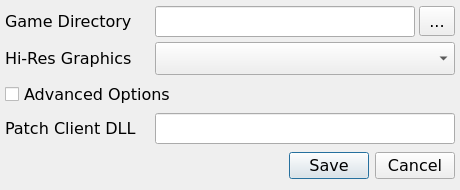
Old version of the form PyLotROLauncher/ui/winSettingsNative.ui in the repository JuneStepp/OneLauncher.
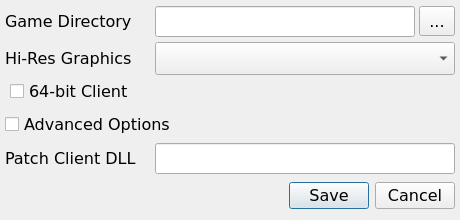
New version of the form.

Commit message: Added 64-bit client check box to native settings ui

Patch:
```diff
--- a/PyLotROLauncher/ui/winSettingsNative.ui
+++ b/PyLotROLauncher/ui/winSettingsNative.ui
@@ -4,12 +4,12 @@
   <property name="windowModality" >
    <enum>Qt::ApplicationModal</enum>
   </property>
-  <property name="geometry" >
+  <property name="geometry">
    <rect>
     <x>0</x>
     <y>0</y>
     <width>460</width>
-    <height>190</height>
+    <height>220</height>
    </rect>
   </property>
   <property name="font" >
@@ -24,11 +24,11 @@
   <property name="modal" >
    <bool>true</bool>
   </property>
-  <widget class="QDialogButtonBox" name="btnBoxOptions" >
-   <property name="geometry" >
+  <widget class="QDialogButtonBox" name="btnBoxOptions">
+   <property name="geometry">
     <rect>
      <x>5</x>
-     <y>150</y>
+     <y>180</y>
      <width>450</width>
      <height>32</height>
     </rect>
@@ -99,11 +99,11 @@
     </rect>
    </property>
   </widget>
-  <widget class="QCheckBox" name="chkAdvanced" >
-   <property name="geometry" >
+  <widget class="QCheckBox" name="chkAdvanced">
+   <property name="geometry">
     <rect>
      <x>5</x>
-     <y>80</y>
+     <y>110</y>
      <width>280</width>
      <height>28</height>
     </rect>
@@ -115,21 +115,21 @@
     <bool>false</bool>
    </property>
   </widget>
-  <widget class="QLineEdit" name="txtPatchClient" >
-   <property name="geometry" >
+  <widget class="QLineEdit" name="txtPatchClient">
+   <property name="geometry">
     <rect>
      <x>155</x>
-     <y>113</y>
+     <y>143</y>
      <width>300</width>
      <height>31</height>
     </rect>
    </property>
   </widget>
-  <widget class="QLabel" name="lblPatchClient" >
-   <property name="geometry" >
+  <widget class="QLabel" name="lblPatchClient">
+   <property name="geometry">
     <rect>
      <x>5</x>
-     <y>117</y>
+     <y>147</y>
      <width>150</width>
      <height>23</height>
     </rect>
@@ -138,6 +138,19 @@
     <string>Patch Client DLL</string>
    </property>
   </widget>
+  <widget class="QCheckBox" name="chkx86">
+   <property name="geometry">
+    <rect>
+     <x>10</x>
+     <y>80</y>
+     <width>121</width>
+     <height>23</height>
+    </rect>
+   </property>
+   <property name="text">
+    <string>64-bit Client</string>
+   </property>
+  </widget>
  </widget>
  <resources/>
  <connections>
```
Left out of the diff: 57 changed lines with no effect on the pictures.
